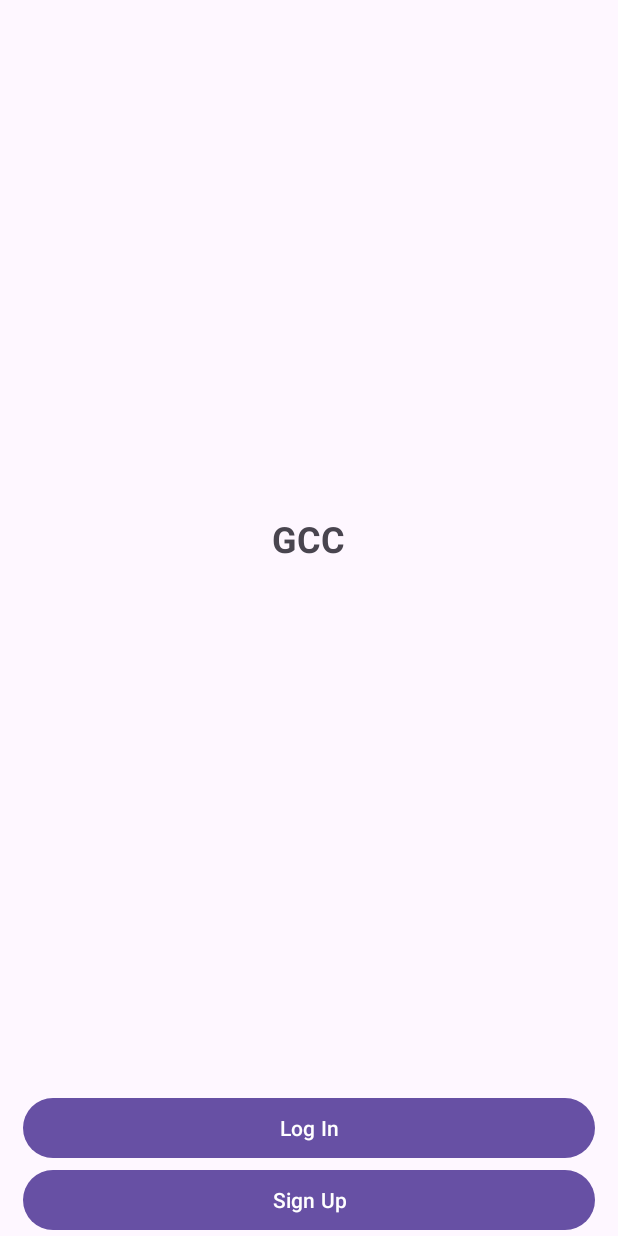
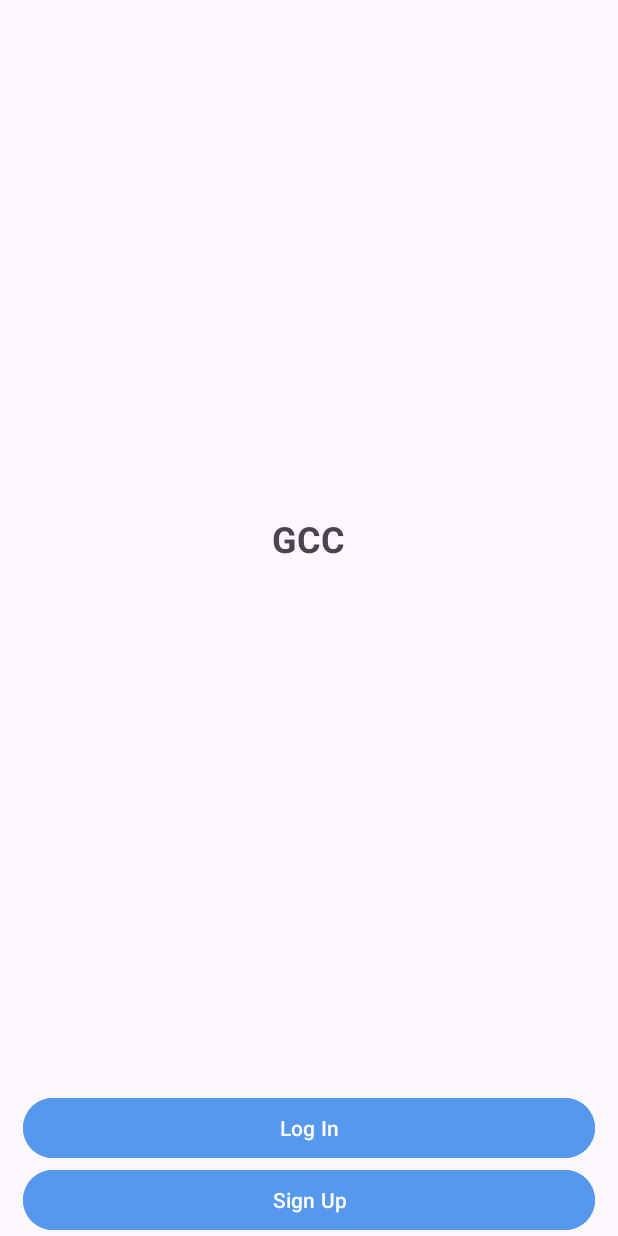
Before and after one commit to SEG2105BC-uOttawa/seg2105f23-project_grp_42, an Android app: the screen it shows after launch (MainActivity), on a phone screen of 412 x 824 dp. Run offline under Robolectric (Android 15) with nearby library versions, the phone set to English and light mode, and no system bars; our stand-ins replace androidx.preference; Roboto replaces fonts that are not available here.

Commit message:
added dark mode and a settings page, edited the primary colour, and matched the status bar colour with the app theme

```diff
--- a/app/src/main/AndroidManifest.xml
+++ b/app/src/main/AndroidManifest.xml
@@ -11,7 +11,7 @@
         android:roundIcon="@mipmap/ic_launcher_round"
         android:supportsRtl="true"
         android:theme="@style/Theme.CyclingClub"
-        tools:targetApi="31">
+        tools:targetApi="34">
         <activity
             android:name=".WelcomeScreen"
             android:exported="false" />
--- a/app/src/main/java/com/example/cyclingclub/MainActivity.java
+++ b/app/src/main/java/com/example/cyclingclub/MainActivity.java
@@ -1,18 +1,34 @@
 package com.example.cyclingclub;
 
 import android.content.Intent;
+import android.content.SharedPreferences;
 import android.view.View;
 import android.widget.EditText;
 import androidx.appcompat.app.AppCompatActivity;
 
 import android.os.Bundle;
+import androidx.appcompat.app.AppCompatDelegate;
+import androidx.preference.PreferenceManager;
 
 public class MainActivity extends AppCompatActivity {
 
     @Override
     protected void onCreate(Bundle savedInstanceState) {
         super.onCreate(savedInstanceState);
+
+        /* Load the user's selected theme from SharedPreferences */
+        String savedTheme = loadSelectedTheme();
+
+        /* Apply the selected theme to the entire app */
+        int themeMode = SettingsFragment.getThemeMode(savedTheme);
+        AppCompatDelegate.setDefaultNightMode(themeMode);
+
         setContentView(R.layout.activity_main);
+    }
+
+    private String loadSelectedTheme() {
+        SharedPreferences sharedPreferences = PreferenceManager.getDefaultSharedPreferences(this);
+        return sharedPreferences.getString("appearance_mode", "system");
     }
 
     public void onClickLogin(View view) {
--- a/app/src/main/java/com/example/cyclingclub/Utils.java
+++ b/app/src/main/java/com/example/cyclingclub/Utils.java
@@ -4,6 +4,7 @@ import java.security.SecureRandom;
 import java.security.spec.KeySpec;
 import javax.crypto.SecretKeyFactory;
 import javax.crypto.spec.PBEKeySpec;
+
 import android.util.Base64;
 import android.util.Log;
 
@@ -54,8 +55,9 @@ public class Utils {
         try {
             return Utils.hashPasswordPBKDF2(password, salt);
         } catch (Exception e) {
-            Log.e("createFirebaseAccount", "Hashing password failed:" + e.getMessage());
+            Log.e("createFirebaseAccount", "Hashing password failed: " + e.getMessage());
         }
         return null;
     }
+
 }
--- /dev/null
+++ b/app/src/main/res/drawable/selectable_background.xml
@@ -0,0 +1,6 @@
+<?xml version="1.0" encoding="utf-8"?>
+<selector xmlns:android="http://schemas.android.com/apk/res/android">
+    <item android:drawable="?android:attr/selectableItemBackground" android:state_pressed="true" />
+    <item android:drawable="?android:attr/selectableItemBackground" android:state_activated="true" />
+    <item android:drawable="?android:attr/selectableItemBackground" />
+</selector>
--- a/app/src/main/res/layout/activity_login.xml
+++ b/app/src/main/res/layout/activity_login.xml
@@ -37,10 +37,12 @@
             android:autofillHints=""/>
         <Button
             android:id="@+id/btnLogin"
+            android:backgroundTint="@color/primary_color"
             android:layout_width="match_parent"
             android:layout_height="wrap_content"
             android:gravity="center"
             android:text="@string/login_final"
+            android:textColor="@color/white"
             android:layout_marginTop="24dp" android:layout_marginBottom="350dp" android:layout_weight="1"
             android:layout_marginHorizontal="15dp"/>
     </LinearLayout>
--- a/app/src/main/res/layout/activity_main.xml
+++ b/app/src/main/res/layout/activity_main.xml
@@ -33,16 +33,22 @@
             app:layout_constraintBottom_toBottomOf="parent">
 
         <Button
-                android:id="@+id/btnLogIn"
-                android:layout_width="match_parent"
-                android:layout_height="wrap_content"
-                android:text="@string/log_in_text" android:onClick="onClickLogin"/>
+            android:id="@+id/btnLogIn"
+            android:layout_width="match_parent"
+            android:layout_height="wrap_content"
+            android:backgroundTint="@color/primary_color"
+            android:onClick="onClickLogin"
+            android:text="@string/log_in_text"
+            android:textColor="@color/white"/>
 
         <Button
             android:id="@+id/btnSignUp"
+            android:backgroundTint="@color/primary_color"
             android:layout_width="match_parent"
             android:layout_height="wrap_content"
-            android:text="@string/sign_up_text" android:onClick="onClickSignup"/>
+            android:onClick="onClickSignup"
+            android:text="@string/sign_up_text"
+            android:textColor="@color/white"/>
 
     </LinearLayout>
 </androidx.constraintlayout.widget.ConstraintLayout>
--- a/app/src/main/res/layout/activity_signup.xml
+++ b/app/src/main/res/layout/activity_signup.xml
@@ -72,6 +72,7 @@
                 android:layout_width="match_parent"
                 android:layout_height="wrap_content"
                 android:text="@string/sign_up_text"
+                android:textColor="@color/white"
                 android:layout_marginTop="24dp" android:layout_marginBottom="200dp" android:layout_weight="1"
                 android:layout_marginHorizontal="15dp"/>
     </LinearLayout>
--- a/app/src/main/res/layout/activity_welcome_screen.xml
+++ b/app/src/main/res/layout/activity_welcome_screen.xml
@@ -26,5 +26,6 @@
         app:layout_constraintEnd_toEndOf="parent"
         app:layout_constraintStart_toStartOf="parent"
         app:menu="@menu/bottom_nav_menu"
-        app:labelVisibilityMode="unlabeled"/>
+        app:labelVisibilityMode="unlabeled"
+        android:defaultFocusHighlightEnabled="false"/>
 </androidx.constraintlayout.widget.ConstraintLayout>
--- /dev/null
+++ b/app/src/main/res/values-night/colors.xml
@@ -0,0 +1,4 @@
+<?xml version="1.0" encoding="utf-8"?>
+<resources>
+    <color name="custom_text_color">@color/white</color>
+</resources>
--- a/app/src/main/res/values-night/themes.xml
+++ b/app/src/main/res/values-night/themes.xml
@@ -2,6 +2,9 @@
     <!-- Base application theme. -->
     <style name="Base.Theme.CyclingClub" parent="Theme.Material3.DayNight.NoActionBar">
         <!-- Customize your dark theme here. -->
-        <!-- <item name="colorPrimary">@color/my_dark_primary</item> -->
+        <item name="colorPrimary">@color/primary_color</item>
+        <item name="colorAccent">@color/primary_color</item>
+        <item name="android:statusBarColor">@android:color/transparent</item>
+        <item name="android:windowLightStatusBar">false</item>
     </style>
 </resources>
--- /dev/null
+++ b/app/src/main/res/values/arrays.xml
@@ -0,0 +1,13 @@
+<?xml version="1.0" encoding="utf-8"?>
+<resources>
+    <string-array name="appearance_options">
+        <item>System Default</item>
+        <item>Dark</item>
+        <item>Light</item>
+    </string-array>
+    <string-array name="appearance_values">
+        <item>system</item>
+        <item>dark</item>
+        <item>light</item>
+    </string-array>
+</resources>
--- a/app/src/main/res/values/colors.xml
+++ b/app/src/main/res/values/colors.xml
@@ -2,4 +2,6 @@
 <resources>
     <color name="black">#FF000000</color>
     <color name="white">#FFFFFFFF</color>
+    <color name="custom_text_color">@color/black</color>
+    <color name="primary_color">#5698ed</color>
 </resources>
--- a/app/src/main/res/values/themes.xml
+++ b/app/src/main/res/values/themes.xml
@@ -2,7 +2,10 @@
     <!-- Base application theme. -->
     <style name="Base.Theme.CyclingClub" parent="Theme.Material3.DayNight.NoActionBar">
         <!-- Customize your light theme here. -->
-        <!-- <item name="colorPrimary">@color/my_light_primary</item> -->
+        <item name="colorPrimary">@color/primary_color</item>
+        <item name="colorAccent">@color/primary_color</item>
+        <item name="android:statusBarColor">@android:color/transparent</item>
+        <item name="android:windowLightStatusBar">true</item>
     </style>
 
     <style name="Theme.CyclingClub" parent="Base.Theme.CyclingClub" />
--- /dev/null
+++ b/app/src/main/res/xml/settings_preferences.xml
@@ -0,0 +1,15 @@
+<?xml version="1.0" encoding="utf-8"?>
+<PreferenceScreen xmlns:android="http://schemas.android.com/apk/res/android"
+    xmlns:app="http://schemas.android.com/apk/res-auto">
+    <PreferenceCategory android:title="Display" app:layout="@layout/custom_preference_category_layout">
+        <ListPreference
+            android:key="appearance_preference"
+            android:title="App Appearance"
+            android:defaultValue="system"
+            android:entries="@array/appearance_options"
+            android:entryValues="@array/appearance_values"
+            app:useSimpleSummaryProvider="true"
+            app:summary="%s" />
+    </PreferenceCategory>
+
+</PreferenceScreen>
```
Also changed, not shown: app/build.gradle.kts (+6 -4 lines), app/src/main/java/com/example/cyclingclub/LoginActivity.java (+18 -6 lines), app/src/main/java/com/example/cyclingclub/SettingsFragment.java (+51 -50 lines), app/src/main/java/com/example/cyclingclub/WelcomeScreen.java (+35 -10 lines), app/src/main/res/layout/custom_preference_category_layout.xml (added, +29 -0 lines), app/src/main/res/values/styles.xml (added, +14 -0 lines). Lines whose indentation alone changed are shown as unchanged.
